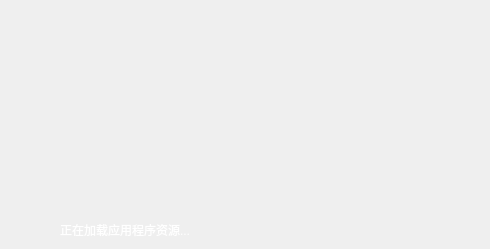
MySgeoffrey/EarthSDK, file SmartCity/application/iXModelBuilder/splashScreen.ui: the form before one commit.
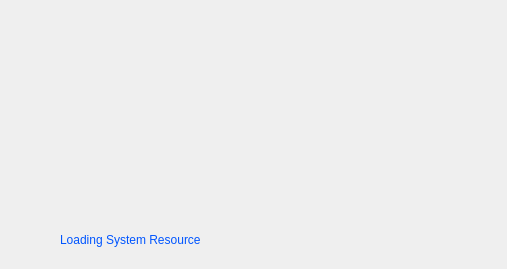
The form after the commit. Icons and pictures are not drawn.

The edit to the form file:
```diff
--- a/SmartCity/application/iXModelBuilder/splashScreen.ui
+++ b/SmartCity/application/iXModelBuilder/splashScreen.ui
@@ -6,8 +6,8 @@
    <rect>
     <x>0</x>
     <y>0</y>
-    <width>490</width>
-    <height>249</height>
+    <width>507</width>
+    <height>269</height>
    </rect>
   </property>
   <property name="windowTitle">
@@ -21,8 +21,8 @@
     <rect>
      <x>0</x>
      <y>0</y>
-     <width>491</width>
-     <height>251</height>
+     <width>521</width>
+     <height>271</height>
     </rect>
    </property>
    <property name="sizePolicy">
@@ -40,17 +40,17 @@
    <property name="geometry">
     <rect>
      <x>60</x>
-     <y>220</y>
+     <y>230</y>
      <width>431</width>
      <height>20</height>
     </rect>
    </property>
    <property name="styleSheet">
-    <string notr="true">color: rgb(255, 255, 255);
-font: 75 9pt &quot;Arial&quot;;</string>
+    <string notr="true">font: 75 9pt &quot;Arial&quot;;
+color: rgb(0, 85, 255);</string>
    </property>
    <property name="text">
-    <string>正在加载应用程序资源...</string>
+    <string>Loading System Resource</string>
    </property>
   </widget>
  </widget>
```
